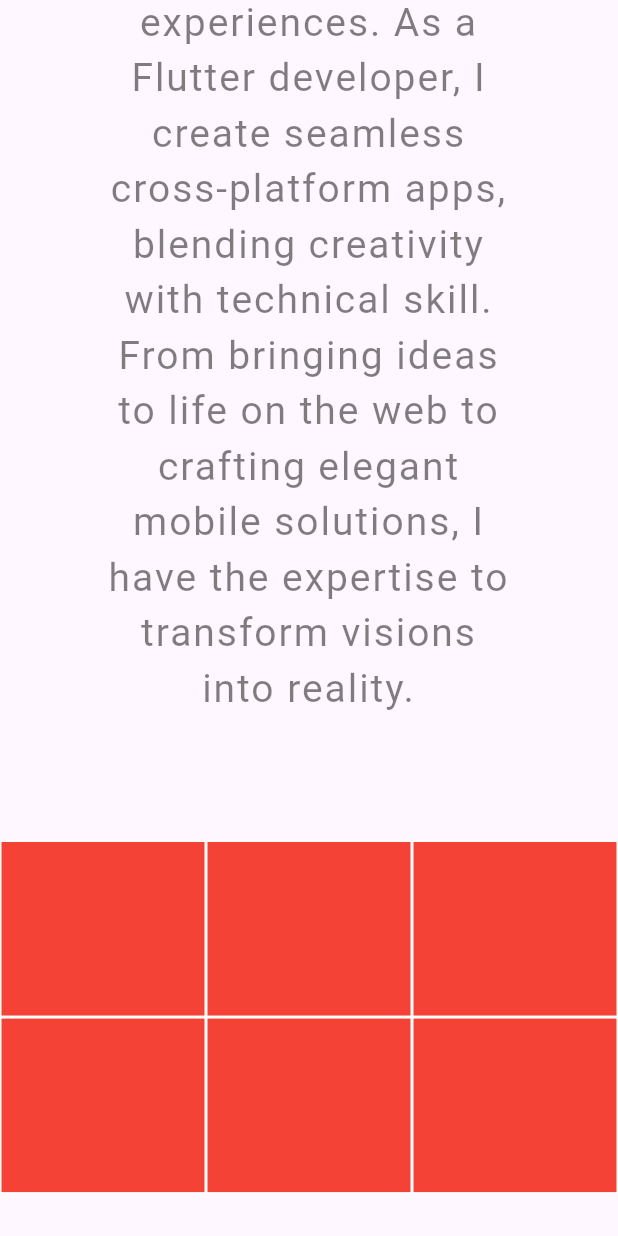
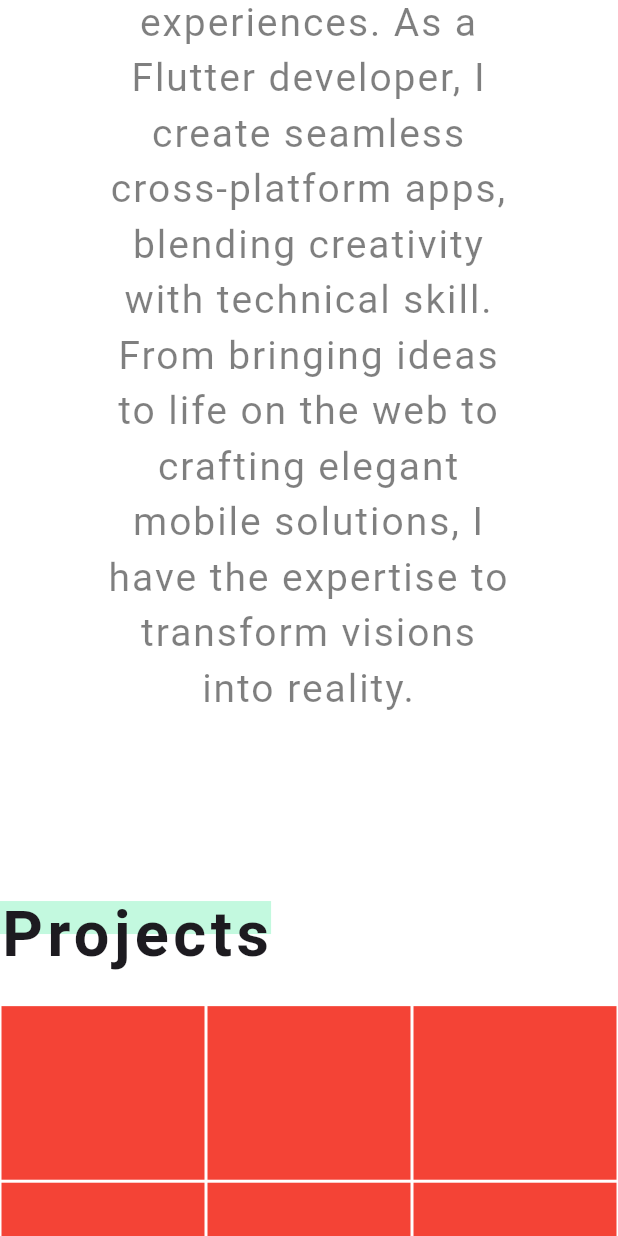
Before and after one commit to Hashimkhann1/MHashim, a Flutter app: the screen it shows after launch, scrolled down 576 dp, on a phone screen of 412 x 824 dp. Run offline on Flutter 3.47's test engine with Material 3 defaults, Android fonts, the phone set to English and light mode, and no system bars; Roboto replaces fonts that are missing (Oswald).

Commit message:
updated for responsivness

```diff
--- a/lib/view/home_view/home_view.dart
+++ b/lib/view/home_view/home_view.dart
@@ -1,8 +1,15 @@
+import 'dart:convert';
+
 import 'package:flutter/material.dart';
 import 'package:myportfolio/res/my_colors/my_colors.dart';
+import 'package:myportfolio/res/responsive/responsive.dart';
 import 'package:myportfolio/res/widgets/my_text.dart';
+import 'package:myportfolio/res/widgets/my_title_text.dart';
+import 'package:myportfolio/view/contact_view/contact_view.dart';
+import 'package:myportfolio/view/fotter_view/fotter_view.dart';
 import 'package:myportfolio/view/header_view/header_view.dart';
 import 'package:myportfolio/view/projects_view/projects_view.dart';
+import 'package:myportfolio/view/what_i_do_view/what_i_do_view.dart';
 
 class HomeView extends StatelessWidget {
   const HomeView({super.key});
@@ -13,22 +20,36 @@ class HomeView extends StatelessWidget {
     final height = MediaQuery.of(context).size.height;
 
     return Scaffold(
+      backgroundColor: MyColors.whiteColor,
+      appBar: Responsive.isMobile(context)
+          ? AppBar(
+        iconTheme: IconThemeData(color: MyColors.blacColor), // Icon color
+        backgroundColor: MyColors.whiteColor,
+        elevation: 0, // Remove shadow under AppBar
+      )
+          : null, // AppBar only for mobile view
+
+      drawer:  Responsive.isMobile(context)
+          ?  Drawer(
+        backgroundColor: MyColors.whiteColor,
+      ) : null,
       body: SingleChildScrollView(
         child: Column(
           children: [
-            HeaderView(),
+            Responsive.isMobile(context) ? const SizedBox() : const HeaderView(),
+            SizedBox(height: Responsive.isMobile(context) ? height * 0.08 : 0),
 
             /// main section
             Column(
               children: [
                 /// my image
                 CircleAvatar(
-                  radius: 90,
+                  radius: Responsive.isMobile(context) ? 70 : 90,
                   backgroundColor: MyColors.flutterColor,
                   backgroundImage: AssetImage('assets/images/profile.jpg'),
                 ),
                 SizedBox(
-                  height: height * 0.01,
+                  height: Responsive.isMobile(context) ? height * 0.05 : height * 0.01,
                 ),
 
                 /// flutter developer title
@@ -42,7 +63,7 @@ class HomeView extends StatelessWidget {
                         height: 22,
                         decoration: BoxDecoration(
                             color: Colors.greenAccent.withOpacity(0.4)),
-                        child: MyText(
+                        child: const MyText(
                           title: "Flutter Developer",
                           fontSize: 38,
                           fontWeight: FontWeight.bold,
@@ -52,36 +73,56 @@ class HomeView extends StatelessWidget {
                         ),
                       ),
                     ),
-                    Container(
-                      child: MyText(
-                        title: "Flutter Developer",
-                        fontSize: 38,
-                        fontWeight: FontWeight.bold,
-                        fontFamily: 'Oswald',
-                        letterSpacing: 3,
-                      ),
+                    MyText(
+                      title: "Flutter Developer",
+                      fontSize: Responsive.isMobile(context) ? 34 : 38,
+                      fontWeight: FontWeight.bold,
+                      fontFamily: 'Oswald',
+                      letterSpacing: 3,
                     ),
                   ],
                 ),
                 SizedBox(height: height * 0.01,),
 
                 Container(
-                  width: width * 0.68,
+                  width: Responsive.isMobile(context) ? width * 0.92 : width * 0.68,
                     child: MyText(
                         title:
                             "For over a decade, I’ve mastered the craft of turning code into dynamic, functional experiences. As a Flutter developer, I create seamless cross-platform apps, blending creativity with technical skill. From bringing ideas to life on the web to crafting elegant mobile solutions, I have the expertise to transform visions into reality.",
-                      fontSize: 26,
+                      fontSize: Responsive.isMobile(context) ? 18 : 26,
                       letterSpacing: 1.3,
                       color: MyColors.blacColor.withOpacity(0.5),
                       textAlign: TextAlign.center,
                     ))
               ],
             ),
-            SizedBox(height: height * 0.1,),
+            SizedBox(height: Responsive.isMobile(context) ? height * 0.08 :  height * 0.14,),
 
             /// all projects view
-            ProjectsView(),
-            SizedBox(height: height * 0.06,),
+            Column(
+              crossAxisAlignment: CrossAxisAlignment.start,
+              children: [
+                Padding(
+                  padding: EdgeInsets.only(left: Responsive.isMobile(context) ? 8.0 : 0),
+                  child: MyTitleText(title: "Projects",fontSize: Responsive.isMobile(context) ? 34 : 42,),
+                ),
+                SizedBox(height: height * 0.02,),
+                const ProjectsView(),
+                SizedBox(height: height * 0.06,),
+              ],
+            ),
+            SizedBox(height: Responsive.isMobile(context) ? height * 0.03 :  height * 0.06,),
+
+            /// about section
+            const WhatIDoView(),
+            SizedBox(height: Responsive.isMobile(context) ? height * 0.09 :  height * 0.17,),
+
+            /// contact section
+            ContactView(),
+            SizedBox(height: height * 0.05,),
+
+            /// fotter view
+            const FotterView()
           ],
         ),
       ),
```
